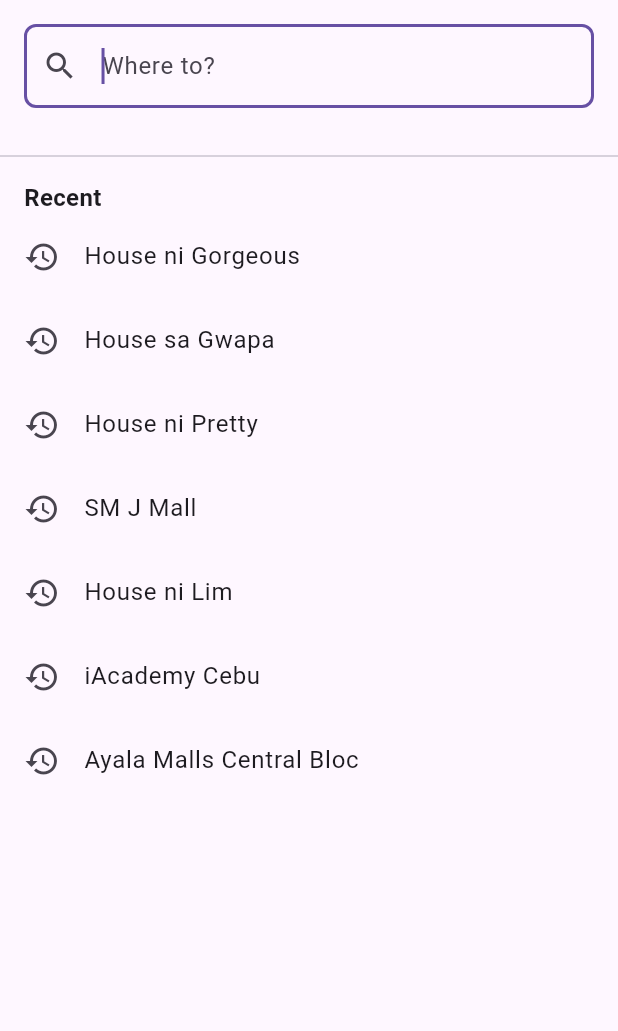
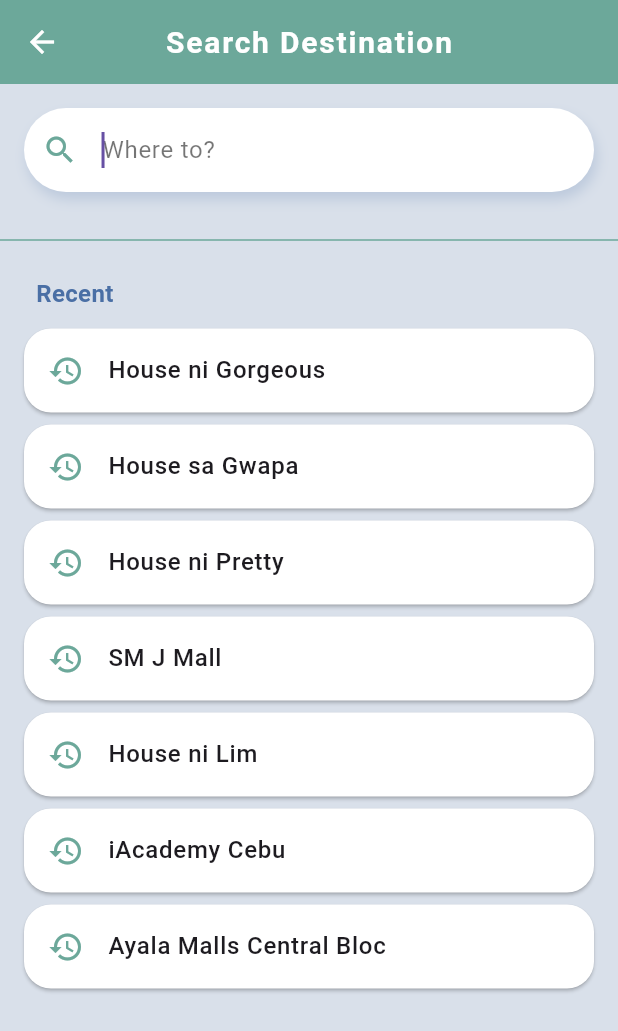
Before and after one commit to charissejamien/Zapac, a Flutter app: the SearchDestinationPage screen opened directly, on a phone screen of 412 x 824 dp. Shown: the top 1031 px of the screen. Run offline on Flutter 3.47's test engine with Material 3 defaults, Android fonts, the phone set to English and light mode, and no system bars; our stand-ins replace cloud_firestore, firebase_core, geolocator, google_maps_flutter, image_picker, shared_preferences; missing offline and left inert: flutter_polyline_points; accounts and stored records are empty.

Commit message:
Updated designs for Search Destination

```diff
--- a/lib/map_utils.dart
+++ b/lib/map_utils.dart
@@ -1,4 +1,3 @@
-// Utility functions for map operations
 import 'package:flutter/material.dart';
 import 'package:google_maps_flutter/google_maps_flutter.dart';
 import 'package:geolocator/geolocator.dart';
--- a/lib/search_destination_page.dart
+++ b/lib/search_destination_page.dart
@@ -5,9 +5,9 @@ import 'package:http/http.dart' as http;
 import 'map_utils.dart';
 
 class SearchDestinationPage extends StatefulWidget {
-  final String? initialSearchText; // New parameter to receive initial text
+  final String? initialSearchText;
 
-  const SearchDestinationPage({super.key, this.initialSearchText}); // Update constructor
+  const SearchDestinationPage({super.key, this.initialSearchText});
 
   @override
   _SearchDestinationPageState createState() => _SearchDestinationPageState();
@@ -18,7 +18,6 @@ class _SearchDestinationPageState extends State<SearchDestinationPage> {
   final TextEditingController _searchController = TextEditingController();
   List<dynamic> _predictions = [];
 
-  // Placeholder for recent locations
   final List<Map<String, dynamic>> _recentLocations = [
     {'description': 'House ni Gorgeous', 'place_id': 'ChIJ7d3F9kFwqTMRgR2kYh2sF-8'},
     {'description': 'House sa Gwapa', 'place_id': 'ChIJ7d3F9kFwqTMRgR2kYh2sF-8'},
@@ -33,8 +32,8 @@ class _SearchDestinationPageState extends State<SearchDestinationPage> {
   void initState() {
     super.initState();
     if (widget.initialSearchText != null) {
-      _searchController.text = widget.initialSearchText!; // Set initial text
-      _getPredictions(widget.initialSearchText!); // Trigger predictions for initial text
+      _searchController.text = widget.initialSearchText!;
+      _getPredictions(widget.initialSearchText!);
     }
   }
 
@@ -62,18 +61,60 @@ class _SearchDestinationPageState extends State<SearchDestinationPage> {
   @override
   Widget build(BuildContext context) {
     return Scaffold(
+      backgroundColor: const Color(0xFFD9E0EA), // Same as Dashboard
+      appBar: AppBar(
+        backgroundColor: const Color(0xFF6CA89A),
+        elevation: 0,
+        iconTheme: const IconThemeData(color: Colors.white),
+        title: const Text(
+          'Search Destination',
+          style: TextStyle(
+            color: Colors.white,
+            fontWeight: FontWeight.bold,
+            fontSize: 20,
+            letterSpacing: 1.2,
+          ),
+        ),
+        centerTitle: true,
+      ),
       body: Column(
         children: [
           Padding(
             padding: const EdgeInsets.all(16.0),
+            child: Container(
+              decoration: ShapeDecoration(
+                color: Colors.white,
+                shape: RoundedRectangleBorder(
+                  borderRadius: BorderRadius.circular(70),
+                ),
+                shadows: [
+                  BoxShadow(
+                    color: const Color(0xFF4A6FA5).withOpacity(0.2),
+                    blurRadius: 6.8,
+                    offset: const Offset(2, 5),
+                  ),
+                ],
+              ),
               child: TextField(
                 controller: _searchController,
-              onChanged: _getPredictions, // This will now correctly trigger predictions
-              autofocus: true, // Automatically focus the TextField when the page opens
+                onChanged: _getPredictions,
+                autofocus: true,
                 decoration: InputDecoration(
                   hintText: 'Where to?',
-                prefixIcon: const Icon(Icons.search),
-                border: OutlineInputBorder(borderRadius: BorderRadius.circular(8)),
+                  hintStyle: const TextStyle(
+                    color: Colors.black54,
+                    fontSize: 16,
+                    fontWeight: FontWeight.w400,
+                  ),
+                  prefixIcon: const Icon(Icons.search, color: Color(0xFF6CA89A)),
+                  border: InputBorder.none,
+                  contentPadding: const EdgeInsets.symmetric(vertical: 16),
+                ),
+                style: const TextStyle(
+                  color: Colors.black,
+                  fontSize: 16,
+                  fontWeight: FontWeight.w400,
+                ),
               ),
             ),
           ),
@@ -86,13 +127,19 @@ class _SearchDestinationPageState extends State<SearchDestinationPage> {
               children: favoriteRoutes.map((route) {
                 return ElevatedButton(
                   onPressed: () => Navigator.pop(context, {'route': route}),
-                  style: ElevatedButton.styleFrom(backgroundColor: const Color(0xFF6CA89A)),
+                  style: ElevatedButton.styleFrom(
+                    backgroundColor: const Color(0xFF6CA89A),
+                    shape: RoundedRectangleBorder(
+                      borderRadius: BorderRadius.circular(24),
+                    ),
+                    elevation: 2,
+                  ),
                   child: Text(route.routeName, style: const TextStyle(color: Colors.white)),
                 );
               }).toList(),
             ),
           ),
-          const Divider(height: 32),
+          const Divider(height: 32, color: Color(0xFF6CA89A)),
           // Predictions or Recent List
           Expanded(
             child: _searchController.text.isEmpty
@@ -108,12 +155,21 @@ class _SearchDestinationPageState extends State<SearchDestinationPage> {
     return ListView.builder(
       itemCount: _predictions.length,
       itemBuilder: (context, index) {
-        return ListTile(
-          leading: const Icon(Icons.location_on_outlined),
-          title: Text(_predictions[index]['description']),
+        return Card(
+          color: Colors.white,
+          elevation: 2,
+          margin: const EdgeInsets.symmetric(horizontal: 16, vertical: 6),
+          shape: RoundedRectangleBorder(borderRadius: BorderRadius.circular(18)),
+          child: ListTile(
+            leading: const Icon(Icons.location_on_outlined, color: Color(0xFF6CA89A)),
+            title: Text(
+              _predictions[index]['description'],
+              style: const TextStyle(fontWeight: FontWeight.w500),
+            ),
             onTap: () {
               Navigator.pop(context, {'place': _predictions[index]});
             },
+          ),
         );
       },
     );
@@ -124,17 +180,33 @@ class _SearchDestinationPageState extends State<SearchDestinationPage> {
       crossAxisAlignment: CrossAxisAlignment.start,
       children: [
         const Padding(
-          padding: EdgeInsets.symmetric(horizontal: 16.0),
-          child: Text("Recent", style: TextStyle(fontSize: 16, fontWeight: FontWeight.bold)),
+          padding: EdgeInsets.symmetric(horizontal: 24.0, vertical: 8),
+          child: Text(
+            "Recent",
+            style: TextStyle(
+              fontSize: 16,
+              fontWeight: FontWeight.bold,
+              color: Color(0xFF4A6FA5),
+            ),
+          ),
         ),
         Expanded(
           child: ListView.builder(
             itemCount: _recentLocations.length,
             itemBuilder: (context, index) {
-              return ListTile(
-                leading: const Icon(Icons.history),
-                title: Text(_recentLocations[index]['description']),
-                onTap: () => Navigator.pop(context, {'place': _predictions[index]}),
+              return Card(
+                color: Colors.white,
+                elevation: 1,
+                margin: const EdgeInsets.symmetric(horizontal: 16, vertical: 4),
+                shape: RoundedRectangleBorder(borderRadius: BorderRadius.circular(18)),
+                child: ListTile(
+                  leading: const Icon(Icons.history, color: Color(0xFF6CA89A)),
+                  title: Text(
+                    _recentLocations[index]['description'],
+                    style: const TextStyle(fontWeight: FontWeight.w500),
+                  ),
+                  onTap: () => Navigator.pop(context, {'place': _recentLocations[index]}),
+                ),
               );
             },
           ),
```
Lines whose indentation alone changed are shown as unchanged.
